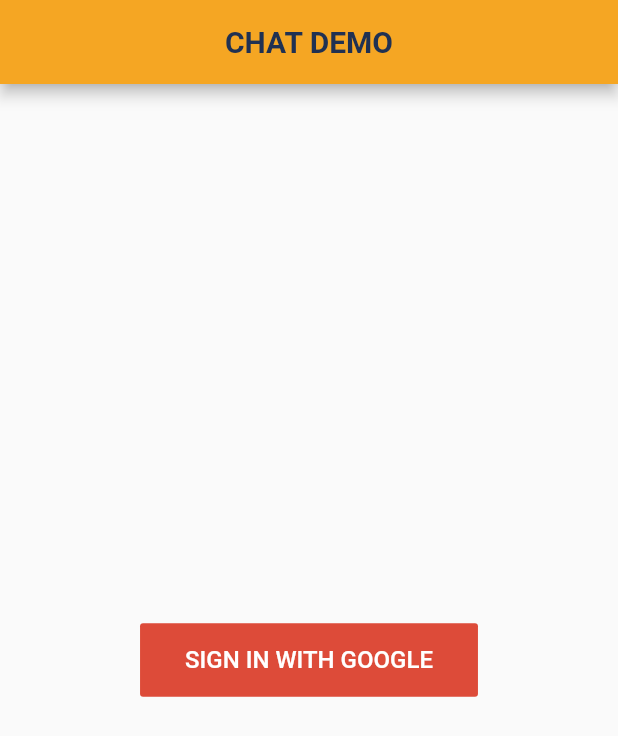
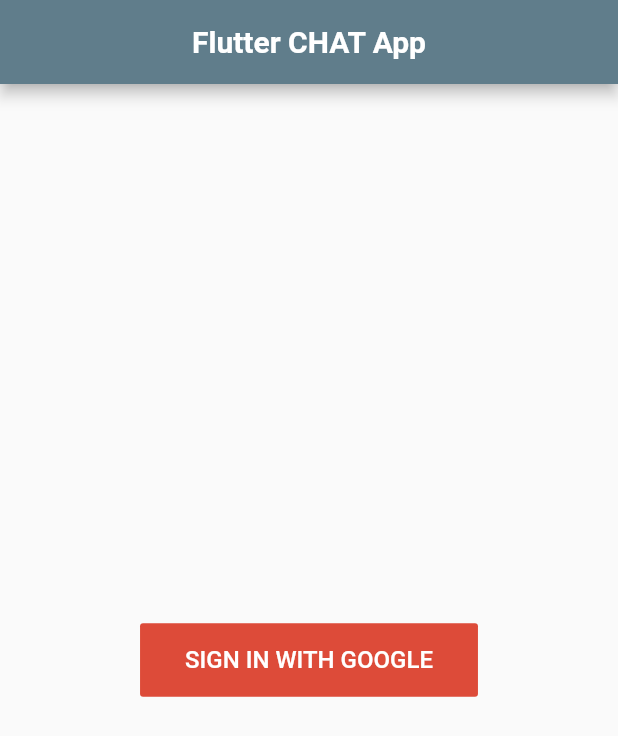
Before and after one commit to shehriyarmalik/FlutterChatApp, a Flutter app: the screen it shows after launch, on a phone screen of 412 x 824 dp. Shown: the top 736 px of the screen. Run offline on Flutter 3.47's test engine with Material 2 defaults, Android fonts, the phone set to English and light mode, and no system bars; our stand-ins replace cached_network_image, cloud_firestore, firebase_auth, firebase_core, firebase_messaging, firebase_storage and 6 more; accounts and stored records are empty.

```diff
--- a/lib/constants.dart
+++ b/lib/constants.dart
@@ -1,6 +1,8 @@
 import 'dart:ui';
 
-final themeColor = Color(0xfff5a623);
+import 'package:flutter/material.dart';
+
+final themeColor = Colors.blueGrey;
 final primaryColor = Color(0xff203152);
 final greyColor = Color(0xffaeaeae);
 final greyColor2 = Color(0xffE8E8E8);
--- a/lib/main.dart
+++ b/lib/main.dart
@@ -13,11 +13,11 @@ class MyApp extends StatelessWidget {
   @override
   Widget build(BuildContext context) {
     return MaterialApp(
-      title: 'Chat Demo',
+      title: 'Flutter Chat App',
       theme: ThemeData(
         primaryColor: themeColor,
       ),
-      home: AuthService(title: 'CHAT DEMO'),
+      home: AuthService(title: 'Flutter CHAT App'),
       debugShowCheckedModeBanner: false,
     );
   }
--- a/lib/screens/chat.dart
+++ b/lib/screens/chat.dart
@@ -27,7 +27,7 @@ class Chat extends StatelessWidget {
       appBar: AppBar(
         title: Text(
           'CHAT',
-          style: TextStyle(color: primaryColor, fontWeight: FontWeight.bold),
+          style: TextStyle(color: Colors.white, fontWeight: FontWeight.bold),
         ),
         centerTitle: true,
       ),
--- a/lib/screens/settings.dart
+++ b/lib/screens/settings.dart
@@ -18,7 +18,7 @@ class ChatSettings extends StatelessWidget {
       appBar: AppBar(
         title: Text(
           'SETTINGS',
-          style: TextStyle(color: primaryColor, fontWeight: FontWeight.bold),
+          style: TextStyle(color: Colors.white, fontWeight: FontWeight.bold),
         ),
         centerTitle: true,
       ),
--- a/lib/services/auth_service.dart
+++ b/lib/services/auth_service.dart
@@ -133,7 +133,7 @@ class AuthServiceState extends State<AuthService> {
         appBar: AppBar(
           title: Text(
             widget.title,
-            style: TextStyle(color: primaryColor, fontWeight: FontWeight.bold),
+            style: TextStyle(color: Colors.white, fontWeight: FontWeight.bold),
           ),
           centerTitle: true,
         ),
```
Also changed, not shown: lib/screens/home_screen.dart (+4 -4 lines).
